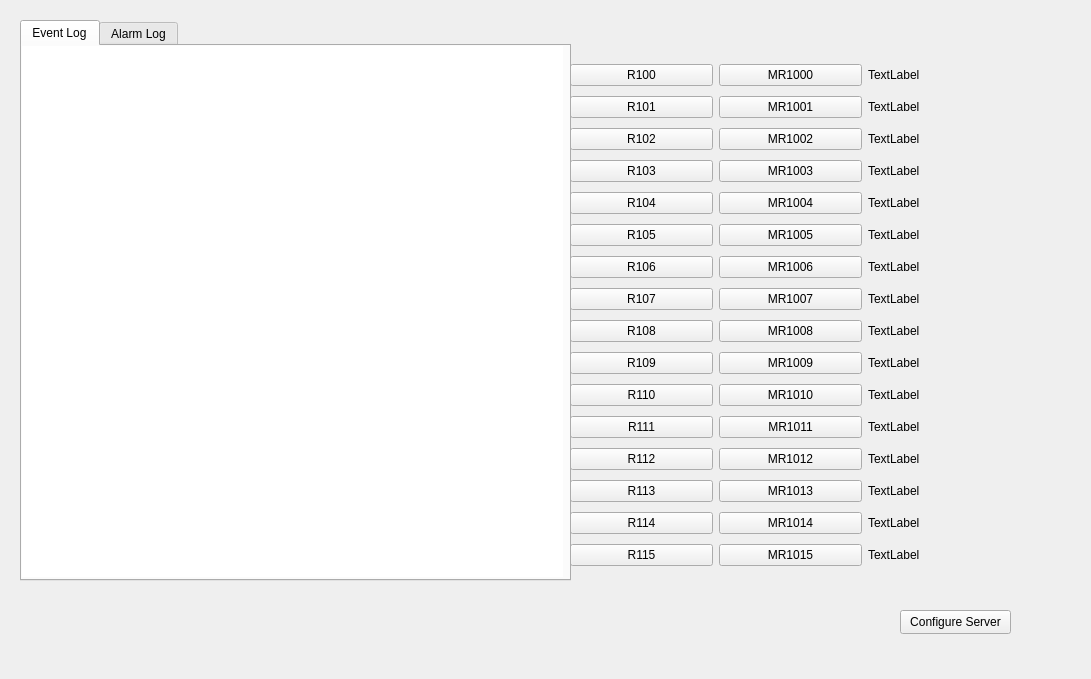
Alfy102/OPC_UA_Server, file opc_ua_server/gsh_opc_platform (multi device)/button_test.ui: the form before one commit.
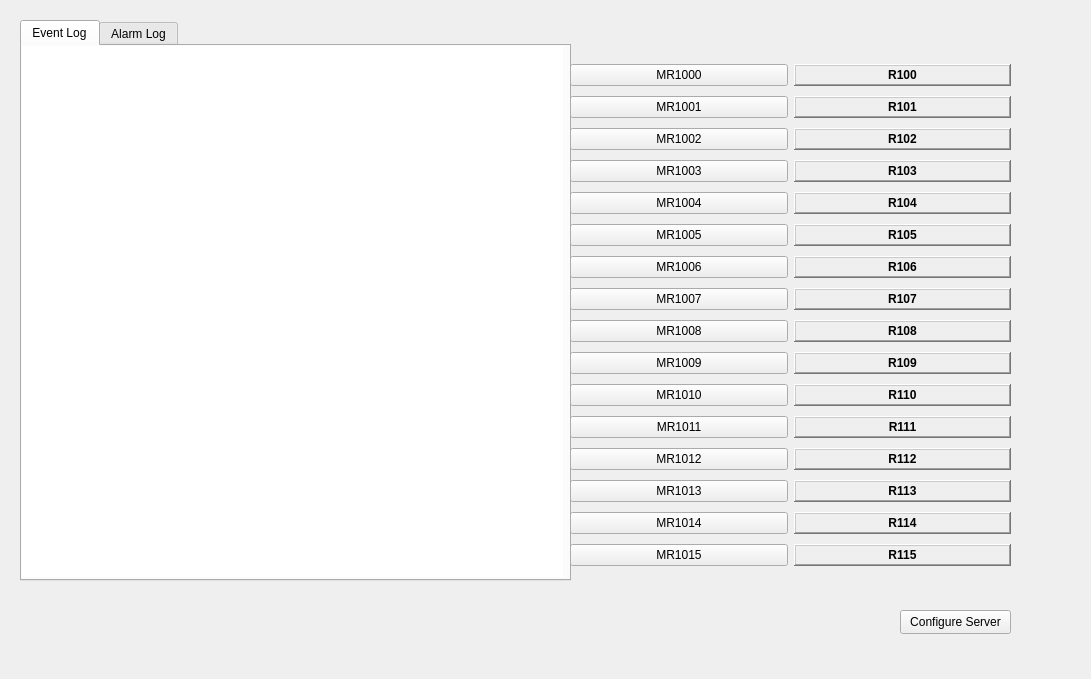
The form after the commit.

Commit message: implemented gui update for relays

The edit to the form file:
```diff
--- a/opc_ua_server/gsh_opc_platform (multi device)/button_test.ui
+++ b/opc_ua_server/gsh_opc_platform (multi device)/button_test.ui
@@ -23,340 +23,471 @@
       <height>523</height>
      </rect>
     </property>
-    <layout class="QGridLayout" name="gridLayout" columnstretch="0,0,0">
-     <item row="0" column="0">
-      <widget class="QPushButton" name="pushButton_24">
+    <layout class="QGridLayout" name="gridLayout" columnstretch="0,0">
+     <item row="8" column="0">
+      <widget class="QPushButton" name="pushButton_9">
        <property name="text">
-        <string>R100</string>
+        <string>MR1008</string>
        </property>
       </widget>
      </item>
-     <item row="1" column="1">
-      <widget class="QPushButton" name="pushButton_2">
-       <property name="text">
-        <string>MR1001</string>
+     <item row="8" column="1">
+      <widget class="QLabel" name="label_9">
+       <property name="font">
+        <font>
+         <bold>true</bold>
+         <underline>false</underline>
+        </font>
        </property>
-      </widget>
-     </item>
-     <item row="2" column="2">
-      <widget class="QLabel" name="label_3">
-       <property name="text">
-        <string>TextLabel</string>
+       <property name="frameShape">
+        <enum>QFrame::WinPanel</enum>
        </property>
-      </widget>
-     </item>
-     <item row="11" column="2">
-      <widget class="QLabel" name="label_12">
+       <property name="frameShadow">
+        <enum>QFrame::Raised</enum>
+       </property>
        <property name="text">
-        <string>TextLabel</string>
+        <string>R108</string>
        </property>
+       <property name="alignment">
+        <set>Qt::AlignCenter</set>
+       </property>
       </widget>
      </item>
-     <item row="4" column="1">
+     <item row="4" column="0">
       <widget class="QPushButton" name="pushButton_5">
        <property name="text">
         <string>MR1004</string>
        </property>
       </widget>
      </item>
-     <item row="1" column="2">
-      <widget class="QLabel" name="label_2">
+     <item row="6" column="0">
+      <widget class="QPushButton" name="pushButton_7">
        <property name="text">
-        <string>TextLabel</string>
-       </property>
-      </widget>
-     </item>
-     <item row="10" column="1">
-      <widget class="QPushButton" name="pushButton_11">
-       <property name="text">
-        <string>MR1010</string>
-       </property>
-      </widget>
-     </item>
-     <item row="15" column="0">
-      <widget class="QPushButton" name="pushButton_31">
-       <property name="text">
-        <string>R115</string>
+        <string>MR1006</string>
        </property>
       </widget>
      </item>
      <item row="3" column="0">
-      <widget class="QPushButton" name="pushButton_25">
+      <widget class="QPushButton" name="pushButton_4">
        <property name="text">
-        <string>R103</string>
-       </property>
-      </widget>
-     </item>
-     <item row="4" column="0">
-      <widget class="QPushButton" name="pushButton_1x">
-       <property name="text">
-        <string>R104</string>
-       </property>
-      </widget>
-     </item>
-     <item row="1" column="0">
-      <widget class="QPushButton" name="pushButton_18">
-       <property name="text">
-        <string>R101</string>
+        <string>MR1003</string>
        </property>
       </widget>
      </item>
      <item row="5" column="0">
-      <widget class="QPushButton" name="pushButton_22">
+      <widget class="QPushButton" name="pushButton_6">
        <property name="text">
-        <string>R105</string>
+        <string>MR1005</string>
        </property>
       </widget>
      </item>
-     <item row="12" column="1">
-      <widget class="QPushButton" name="pushButton_13">
+     <item row="13" column="0">
+      <widget class="QPushButton" name="pushButton_14">
        <property name="text">
-        <string>MR1012</string>
+        <string>MR1013</string>
        </property>
       </widget>
      </item>
-     <item row="10" column="2">
-      <widget class="QLabel" name="label_11">
+     <item row="10" column="0">
+      <widget class="QPushButton" name="pushButton_11">
        <property name="text">
-        <string>TextLabel</string>
+        <string>MR1010</string>
        </property>
       </widget>
      </item>
-     <item row="3" column="2">
-      <widget class="QLabel" name="label_4">
-       <property name="text">
-        <string>TextLabel</string>
-       </property>
-      </widget>
-     </item>
-     <item row="0" column="2">
+     <item row="0" column="1">
       <widget class="QLabel" name="label_1">
+       <property name="font">
+        <font>
+         <bold>true</bold>
+         <underline>false</underline>
+        </font>
+       </property>
+       <property name="styleSheet">
+        <string notr="true"/>
+       </property>
+       <property name="frameShape">
+        <enum>QFrame::WinPanel</enum>
+       </property>
+       <property name="frameShadow">
+        <enum>QFrame::Raised</enum>
+       </property>
        <property name="text">
-        <string>TextLabel</string>
+        <string>R100</string>
+       </property>
+       <property name="alignment">
+        <set>Qt::AlignCenter</set>
+       </property>
+      </widget>
+     </item>
+     <item row="0" column="0">
+      <widget class="QPushButton" name="pushButton_1">
+       <property name="text">
+        <string>MR1000</string>
+       </property>
+      </widget>
+     </item>
+     <item row="2" column="0">
+      <widget class="QPushButton" name="pushButton_3">
+       <property name="text">
+        <string>MR1002</string>
        </property>
       </widget>
      </item>
      <item row="12" column="0">
-      <widget class="QPushButton" name="pushButton_28">
+      <widget class="QPushButton" name="pushButton_13">
        <property name="text">
-        <string>R112</string>
+        <string>MR1012</string>
        </property>
       </widget>
      </item>
-     <item row="11" column="0">
-      <widget class="QPushButton" name="pushButton_20">
+     <item row="2" column="1">
+      <widget class="QLabel" name="label_3">
+       <property name="font">
+        <font>
+         <bold>true</bold>
+         <underline>false</underline>
+        </font>
+       </property>
+       <property name="frameShape">
+        <enum>QFrame::WinPanel</enum>
+       </property>
+       <property name="frameShadow">
+        <enum>QFrame::Raised</enum>
+       </property>
        <property name="text">
-        <string>R111</string>
+        <string>R102</string>
+       </property>
+       <property name="alignment">
+        <set>Qt::AlignCenter</set>
+       </property>
+      </widget>
+     </item>
+     <item row="6" column="1">
+      <widget class="QLabel" name="label_7">
+       <property name="font">
+        <font>
+         <bold>true</bold>
+         <underline>false</underline>
+        </font>
+       </property>
+       <property name="frameShape">
+        <enum>QFrame::WinPanel</enum>
+       </property>
+       <property name="frameShadow">
+        <enum>QFrame::Raised</enum>
+       </property>
+       <property name="text">
+        <string>R106</string>
+       </property>
+       <property name="alignment">
+        <set>Qt::AlignCenter</set>
+       </property>
+      </widget>
+     </item>
+     <item row="1" column="0">
+      <widget class="QPushButton" name="pushButton_2">
+       <property name="text">
+        <string>MR1001</string>
        </property>
       </widget>
      </item>
      <item row="15" column="1">
+      <widget class="QLabel" name="label_16">
+       <property name="font">
+        <font>
+         <bold>true</bold>
+         <underline>false</underline>
+        </font>
+       </property>
+       <property name="frameShape">
+        <enum>QFrame::WinPanel</enum>
+       </property>
+       <property name="frameShadow">
+        <enum>QFrame::Raised</enum>
+       </property>
+       <property name="text">
+        <string>R115</string>
+       </property>
+       <property name="alignment">
+        <set>Qt::AlignCenter</set>
+       </property>
+      </widget>
+     </item>
+     <item row="1" column="1">
+      <widget class="QLabel" name="label_2">
+       <property name="font">
+        <font>
+         <bold>true</bold>
+         <underline>false</underline>
+        </font>
+       </property>
+       <property name="frameShape">
+        <enum>QFrame::WinPanel</enum>
+       </property>
+       <property name="frameShadow">
+        <enum>QFrame::Raised</enum>
+       </property>
+       <property name="text">
+        <string>R101</string>
+       </property>
+       <property name="alignment">
+        <set>Qt::AlignCenter</set>
+       </property>
+      </widget>
+     </item>
+     <item row="15" column="0">
       <widget class="QPushButton" name="pushButton_16">
        <property name="text">
         <string>MR1015</string>
        </property>
       </widget>
      </item>
-     <item row="14" column="0">
-      <widget class="QPushButton" name="pushButton_30">
-       <property name="text">
-        <string>R114</string>
-       </property>
-      </widget>
-     </item>
-     <item row="3" column="1">
-      <widget class="QPushButton" name="pushButton_4">
-       <property name="text">
-        <string>MR1003</string>
-       </property>
-      </widget>
-     </item>
-     <item row="13" column="0">
-      <widget class="QPushButton" name="pushButton_27">
-       <property name="text">
-        <string>R113</string>
-       </property>
-      </widget>
-     </item>
-     <item row="5" column="1">
-      <widget class="QPushButton" name="pushButton_6">
-       <property name="text">
-        <string>MR1005</string>
-       </property>
-      </widget>
-     </item>
-     <item row="5" column="2">
-      <widget class="QLabel" name="label_6">
-       <property name="text">
-        <string>TextLabel</string>
-       </property>
-      </widget>
-     </item>
-     <item row="4" column="2">
+     <item row="4" column="1">
       <widget class="QLabel" name="label_5">
-       <property name="text">
-        <string>TextLabel</string>
+       <property name="font">
+        <font>
+         <bold>true</bold>
+         <underline>false</underline>
+        </font>
        </property>
-      </widget>
-     </item>
-     <item row="2" column="1">
-      <widget class="QPushButton" name="pushButton_3">
+       <property name="frameShape">
+        <enum>QFrame::WinPanel</enum>
+       </property>
+       <property name="frameShadow">
+        <enum>QFrame::Raised</enum>
+       </property>
        <property name="text">
-        <string>MR1002</string>
+        <string>R104</string>
+       </property>
+       <property name="alignment">
+        <set>Qt::AlignCenter</set>
        </property>
       </widget>
      </item>
      <item row="9" column="0">
-      <widget class="QPushButton" name="pushButton_17">
-       <property name="text">
-        <string>R109</string>
-       </property>
-      </widget>
-     </item>
-     <item row="13" column="1">
-      <widget class="QPushButton" name="pushButton_14">
-       <property name="text">
-        <string>MR1013</string>
-       </property>
-      </widget>
-     </item>
-     <item row="13" column="2">
-      <widget class="QLabel" name="label_14">
-       <property name="text">
-        <string>TextLabel</string>
-       </property>
-      </widget>
-     </item>
-     <item row="9" column="1">
       <widget class="QPushButton" name="pushButton_10">
        <property name="text">
         <string>MR1009</string>
        </property>
       </widget>
      </item>
-     <item row="2" column="0">
-      <widget class="QPushButton" name="pushButton_21">
-       <property name="text">
-        <string>R102</string>
-       </property>
-      </widget>
-     </item>
-     <item row="14" column="2">
-      <widget class="QLabel" name="label_15">
-       <property name="text">
-        <string>TextLabel</string>
-       </property>
-      </widget>
-     </item>
-     <item row="7" column="0">
-      <widget class="QPushButton" name="pushButton_19">
-       <property name="text">
-        <string>R107</string>
-       </property>
-      </widget>
-     </item>
-     <item row="6" column="0">
-      <widget class="QPushButton" name="pushButton_29">
-       <property name="text">
-        <string>R106</string>
-       </property>
-      </widget>
-     </item>
      <item row="7" column="1">
-      <widget class="QPushButton" name="pushButton_8">
-       <property name="text">
-        <string>MR1007</string>
+      <widget class="QLabel" name="label_8">
+       <property name="font">
+        <font>
+         <bold>true</bold>
+         <underline>false</underline>
+        </font>
        </property>
-      </widget>
-     </item>
-     <item row="12" column="2">
-      <widget class="QLabel" name="label_13">
+       <property name="frameShape">
+        <enum>QFrame::WinPanel</enum>
+       </property>
+       <property name="frameShadow">
+        <enum>QFrame::Raised</enum>
+       </property>
        <property name="text">
-        <string>TextLabel</string>
+        <string>R107</string>
        </property>
+       <property name="alignment">
+        <set>Qt::AlignCenter</set>
+       </property>
       </widget>
      </item>
-     <item row="10" column="0">
-      <widget class="QPushButton" name="pushButton_23">
+     <item row="3" column="1">
+      <widget class="QLabel" name="label_4">
+       <property name="font">
+        <font>
+         <bold>true</bold>
+         <underline>false</underline>
+        </font>
+       </property>
+       <property name="frameShape">
+        <enum>QFrame::WinPanel</enum>
+       </property>
+       <property name="frameShadow">
+        <enum>QFrame::Raised</enum>
+       </property>
        <property name="text">
-        <string>R110</string>
+        <string>R103</string>
+       </property>
+       <property name="alignment">
+        <set>Qt::AlignCenter</set>
        </property>
       </widget>
      </item>
      <item row="11" column="1">
+      <widget class="QLabel" name="label_12">
+       <property name="font">
+        <font>
+         <bold>true</bold>
+         <underline>false</underline>
+        </font>
+       </property>
+       <property name="frameShape">
+        <enum>QFrame::WinPanel</enum>
+       </property>
+       <property name="frameShadow">
+        <enum>QFrame::Raised</enum>
+       </property>
+       <property name="text">
+        <string>R111</string>
+       </property>
+       <property name="alignment">
+        <set>Qt::AlignCenter</set>
+       </property>
+      </widget>
+     </item>
+     <item row="10" column="1">
+      <widget class="QLabel" name="label_11">
+       <property name="font">
+        <font>
+         <bold>true</bold>
+         <underline>false</underline>
+        </font>
+       </property>
+       <property name="frameShape">
+        <enum>QFrame::WinPanel</enum>
+       </property>
+       <property name="frameShadow">
+        <enum>QFrame::Raised</enum>
+       </property>
+       <property name="text">
+        <string>R110</string>
+       </property>
+       <property name="alignment">
+        <set>Qt::AlignCenter</set>
+       </property>
+      </widget>
+     </item>
+     <item row="14" column="1">
+      <widget class="QLabel" name="label_15">
+       <property name="font">
+        <font>
+         <bold>true</bold>
+         <underline>false</underline>
+        </font>
+       </property>
+       <property name="frameShape">
+        <enum>QFrame::WinPanel</enum>
+       </property>
+       <property name="frameShadow">
+        <enum>QFrame::Raised</enum>
+       </property>
+       <property name="text">
+        <string>R114</string>
+       </property>
+       <property name="alignment">
+        <set>Qt::AlignCenter</set>
+       </property>
+      </widget>
+     </item>
+     <item row="5" column="1">
+      <widget class="QLabel" name="label_6">
+       <property name="font">
+        <font>
+         <bold>true</bold>
+         <underline>false</underline>
+        </font>
+       </property>
+       <property name="frameShape">
+        <enum>QFrame::WinPanel</enum>
+       </property>
+       <property name="frameShadow">
+        <enum>QFrame::Raised</enum>
+       </property>
+       <property name="text">
+        <string>R105</string>
+       </property>
+       <property name="alignment">
+        <set>Qt::AlignCenter</set>
+       </property>
+      </widget>
+     </item>
+     <item row="9" column="1">
+      <widget class="QLabel" name="label_10">
+       <property name="font">
+        <font>
+         <bold>true</bold>
+         <underline>false</underline>
+        </font>
+       </property>
+       <property name="frameShape">
+        <enum>QFrame::WinPanel</enum>
+       </property>
+       <property name="frameShadow">
+        <enum>QFrame::Raised</enum>
+       </property>
+       <property name="text">
+        <string>R109</string>
+       </property>
+       <property name="alignment">
+        <set>Qt::AlignCenter</set>
+       </property>
+      </widget>
+     </item>
+     <item row="11" column="0">
       <widget class="QPushButton" name="pushButton_12">
        <property name="text">
         <string>MR1011</string>
        </property>
       </widget>
      </item>
-     <item row="14" column="1">
+     <item row="12" column="1">
+      <widget class="QLabel" name="label_13">
+       <property name="font">
+        <font>
+         <bold>true</bold>
+         <underline>false</underline>
+        </font>
+       </property>
+       <property name="frameShape">
+        <enum>QFrame::WinPanel</enum>
+       </property>
+       <property name="frameShadow">
+        <enum>QFrame::Raised</enum>
+       </property>
+       <property name="text">
+        <string>R112</string>
+       </property>
+       <property name="alignment">
+        <set>Qt::AlignCenter</set>
+       </property>
+      </widget>
+     </item>
+     <item row="14" column="0">
       <widget class="QPushButton" name="pushButton_15">
        <property name="text">
         <string>MR1014</string>
        </property>
       </widget>
      </item>
-     <item row="8" column="0">
-      <widget class="QPushButton" name="pushButton_26">
+     <item row="7" column="0">
+      <widget class="QPushButton" name="pushButton_8">
        <property name="text">
-        <string>R108</string>
+        <string>MR1007</string>
        </property>
       </widget>
      </item>
-     <item row="8" column="1">
-      <widget class="QPushButton" name="pushButton_9">
-       <property name="text">
-        <string>MR1008</string>
+     <item row="13" column="1">
+      <widget class="QLabel" name="label_14">
+       <property name="font">
+        <font>
+         <bold>true</bold>
+         <underline>false</underline>
+        </font>
        </property>
-      </widget>
-     </item>
-     <item row="7" column="2">
-      <widget class="QLabel" name="label_8">
-       <property name="text">
-        <string>TextLabel</string>
+       <property name="frameShape">
+        <enum>QFrame::WinPanel</enum>
        </property>
-      </widget>
-     </item>
-     <item row="9" column="2">
-      <widget class="QLabel" name="label_10">
-       <property name="text">
-        <string>TextLabel</string>
+       <property name="frameShadow">
+        <enum>QFrame::Raised</enum>
        </property>
-      </widget>
-     </item>
-     <item row="6" column="1">
-      <widget class="QPushButton" name="pushButton_7">
        <property name="text">
-        <string>MR1006</string>
+        <string>R113</string>
        </property>
-      </widget>
-     </item>
-     <item row="6" column="2">
-      <widget class="QLabel" name="label_7">
-       <property name="text">
-        <string>TextLabel</string>
-       </property>
-      </widget>
-     </item>
-     <item row="0" column="1">
-      <widget class="QPushButton" name="pushButton_1">
-       <property name="text">
-        <string>MR1000</string>
-       </property>
-      </widget>
-     </item>
-     <item row="15" column="2">
-      <widget class="QLabel" name="label_16">
-       <property name="text">
-        <string>TextLabel</string>
-       </property>
-      </widget>
-     </item>
-     <item row="8" column="2">
-      <widget class="QLabel" name="label_9">
-       <property name="text">
-        <string>TextLabel</string>
+       <property name="alignment">
+        <set>Qt::AlignCenter</set>
        </property>
       </widget>
      </item>
```
Left out of the diff: 16 changed lines with no effect on the pictures. The commit also changes 5 other files.
